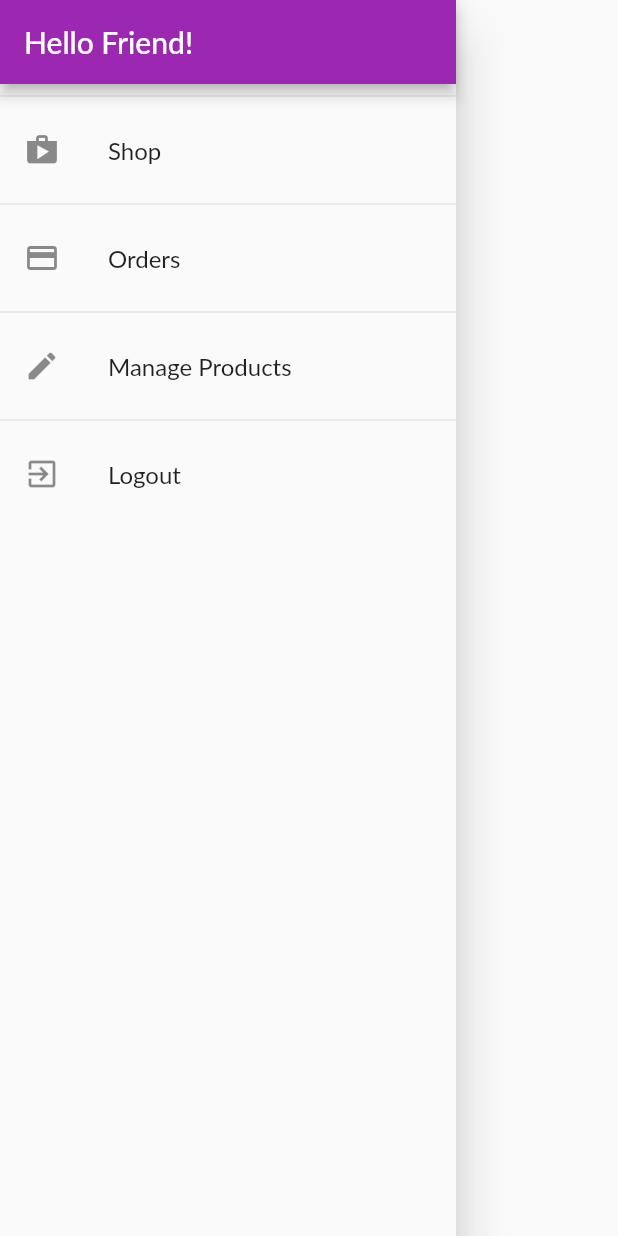
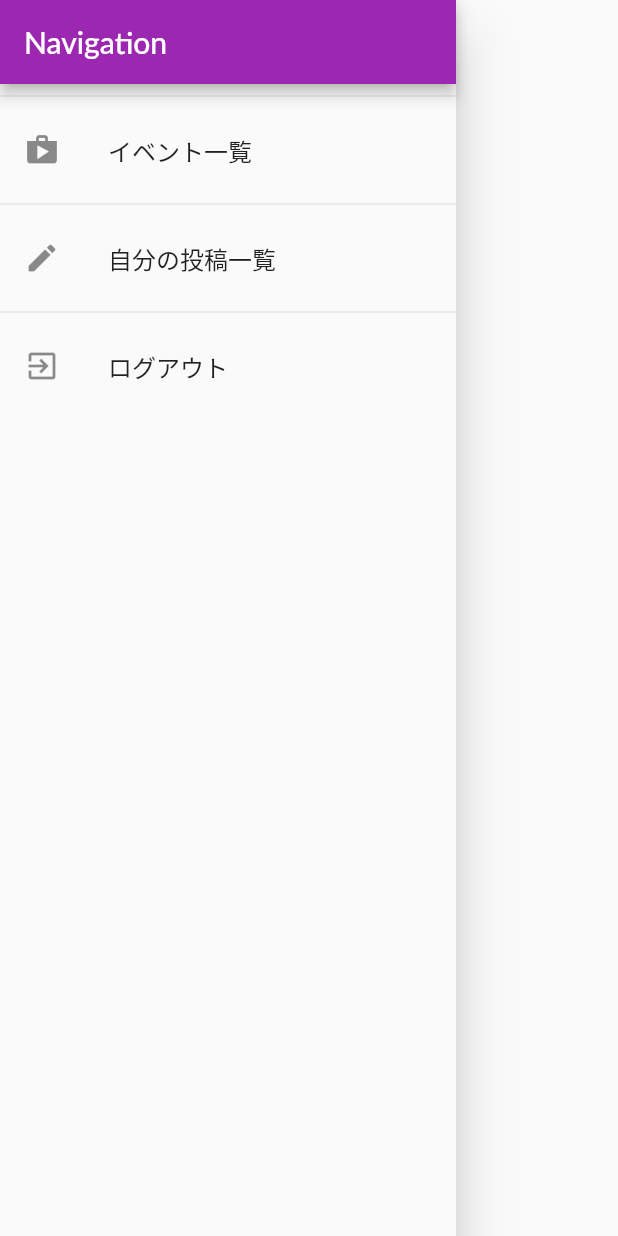
Before and after one commit to masahiro04/event_app_flutter, a Flutter app: the AppDrawer widget shown alone on an empty page, opened directly, on a phone screen of 412 x 824 dp. Run offline on Flutter 3.47's test engine with Material 2 defaults, Android fonts, the phone set to English and light mode, and no system bars; our stand-ins replace shared_preferences; accounts and stored records are empty; network calls fail; Roboto replaces fonts that are missing (Lato).

Commit message:
drawerの修正

```diff
--- a/lib/widgets/app_drawer.dart
+++ b/lib/widgets/app_drawer.dart
@@ -12,30 +12,21 @@ class AppDrawer extends StatelessWidget {
       child: Column(
         children: <Widget>[
           AppBar(
-            title: Text('Hello Friend!'),
+            title: Text('Navigation'),
             automaticallyImplyLeading: false,
           ),
           Divider(),
           ListTile(
             leading: Icon(Icons.shop),
-            title: Text('Shop'),
+            title: Text('イベント一覧'),
             onTap: () {
               Navigator.of(context).pushReplacementNamed('/');
             },
           ),
           Divider(),
           ListTile(
-            leading: Icon(Icons.payment),
-            title: Text('Orders'),
-            onTap: () {
-              Navigator.of(context)
-                  .pushReplacementNamed(OrdersScreen.routeName);
-            },
-          ),
-          Divider(),
-          ListTile(
             leading: Icon(Icons.edit),
-            title: Text('Manage Products'),
+            title: Text('自分の投稿一覧'),
             onTap: () {
               Navigator.of(context)
                   .pushReplacementNamed(UserProductsScreen.routeName);
@@ -44,7 +35,7 @@ class AppDrawer extends StatelessWidget {
           Divider(),
           ListTile(
             leading: Icon(Icons.exit_to_app),
-            title: Text('Logout'),
+            title: Text('ログアウト'),
             onTap: () {
               Navigator.of(context).pop();
               Navigator.of(context).pushReplacementNamed('/');
```
Also changed, not shown: lib/screens/products_overview_screen.dart (+1 -45 lines).
